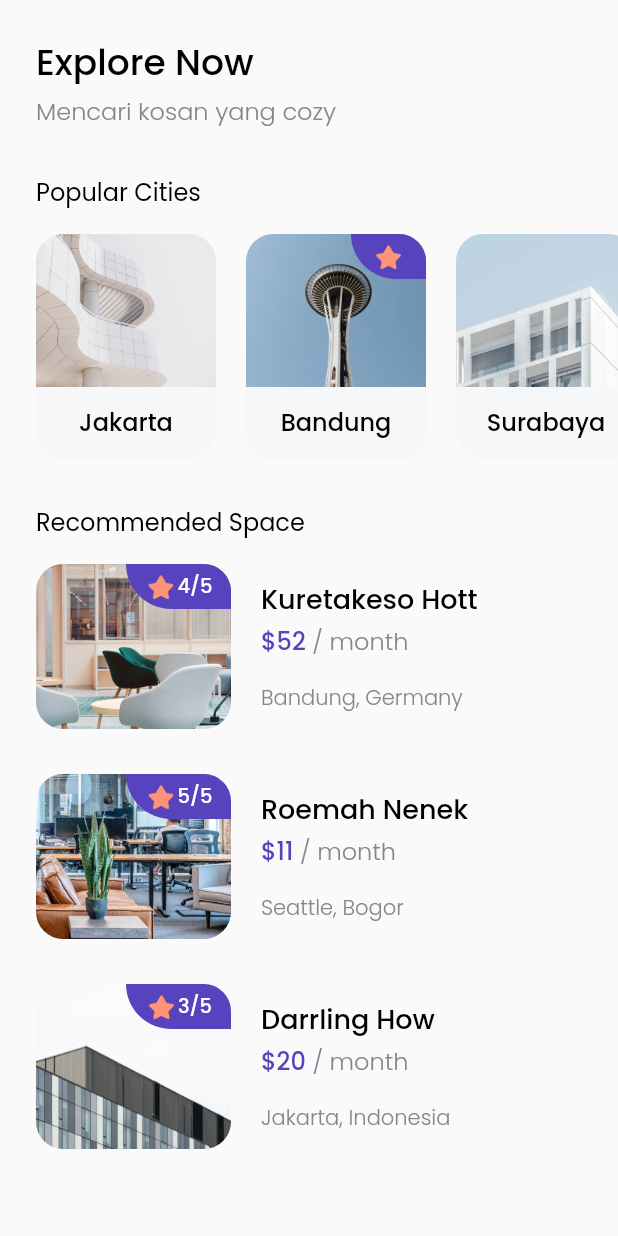
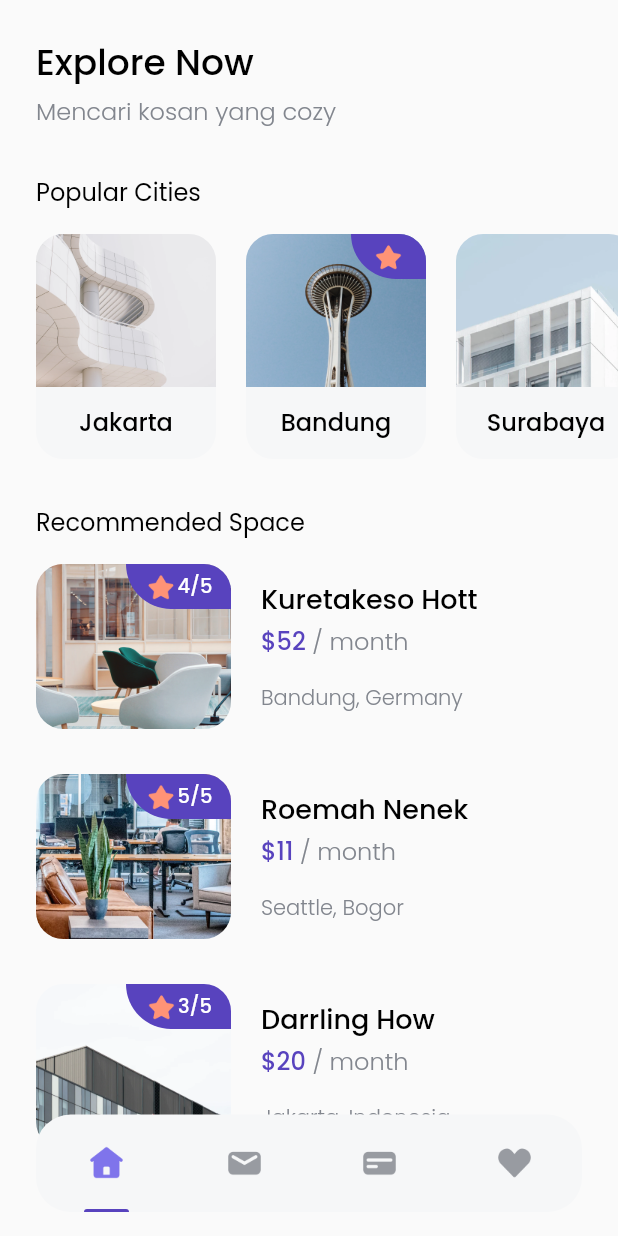
Before and after one commit to AlvinSanudharma/cozy_new, a Flutter app: the screen it shows after launch, after a tap on "Explore Now", on a phone screen of 412 x 824 dp. Run offline on Flutter 3.47's test engine with Material 2 defaults, Android fonts, the phone set to English and light mode, and no system bars; our stand-ins replace google_fonts.

Commit message:
Details Page - Image & Navigation

```diff
--- /dev/null
+++ b/lib/models/Tips.dart
@@ -0,0 +1,8 @@
+class Tips {
+  int? id;
+  String? title;
+  String? imageUrl;
+  String? updatedAt;
+
+  Tips({this.id, this.title, this.imageUrl, this.updatedAt});
+}
--- /dev/null
+++ b/lib/pages/detail_page.dart
@@ -0,0 +1,45 @@
+import 'package:flutter/material.dart';
+
+import '../theme.dart';
+
+class DetailPage extends StatelessWidget {
+  const DetailPage({Key? key}) : super(key: key);
+
+  @override
+  Widget build(BuildContext context) {
+    return Scaffold(
+      body: SafeArea(
+          child: Stack(
+        children: [
+          Image.asset(
+            'assets/thumbnail.png',
+            width: MediaQuery.of(context).size.width,
+            height: 350,
+            fit: BoxFit.cover,
+          ),
+          Padding(
+            padding: EdgeInsets.symmetric(horizontal: edge, vertical: 30),
+            child: Row(
+              mainAxisAlignment: MainAxisAlignment.spaceBetween,
+              children: [
+                InkWell(
+                  onTap: (() {
+                    Navigator.pop(context);
+                  }),
+                  child: Image.asset(
+                    'assets/btn_back.png',
+                    width: 40,
+                  ),
+                ),
+                Image.asset(
+                  'assets/btn_wishlist.png',
+                  width: 40,
+                ),
+              ],
+            ),
+          )
+        ],
+      )),
+    );
+  }
+}
--- a/lib/pages/home_page.dart
+++ b/lib/pages/home_page.dart
@@ -1,8 +1,11 @@
 import 'package:cozy_new/models/City.dart';
 import 'package:cozy_new/models/Space.dart';
+import 'package:cozy_new/models/Tips.dart';
 import 'package:cozy_new/theme.dart';
+import 'package:cozy_new/widgets/bottom_navbar_item.dart';
 import 'package:cozy_new/widgets/city_card.dart';
 import 'package:cozy_new/widgets/space_card.dart';
+import 'package:cozy_new/widgets/tips_card.dart';
 import 'package:flutter/material.dart';
 
 class HomePage extends StatelessWidget {
@@ -12,10 +15,11 @@ class HomePage extends StatelessWidget {
   Widget build(BuildContext context) {
     return Scaffold(
       body: SafeArea(
-          child: Padding(
-        padding: EdgeInsets.symmetric(vertical: edge),
           child: ListView(
         children: [
+          SizedBox(
+            height: edge,
+          ),
           // NOTE: Header
           Padding(
             padding: EdgeInsets.only(left: edge),
@@ -54,8 +58,8 @@ class HomePage extends StatelessWidget {
               scrollDirection: Axis.horizontal,
               children: [
                 SizedBox(width: 24),
-                  CityCard(City(
-                      id: 1, name: 'Jakarta', imageUrl: 'assets/city1.png')),
+                CityCard(
+                    City(id: 1, name: 'Jakarta', imageUrl: 'assets/city1.png')),
                 SizedBox(
                   width: 20,
                 ),
@@ -155,10 +159,71 @@ class HomePage extends StatelessWidget {
                 )
               ],
             ),
-            )
+          ),
+          SizedBox(height: 30),
+          // NOTE: Tips & Guidance
+          Padding(
+            padding: EdgeInsets.only(left: edge),
+            child: Text(
+              'Tips & Guidance',
+              style: regularTextStyle.copyWith(fontSize: 16),
+            ),
+          ),
+          SizedBox(height: 16),
+          Padding(
+            padding: EdgeInsets.symmetric(
+              horizontal: edge,
+            ),
+            child: Column(
+              children: [
+                TipsCard(Tips(
+                    id: 1,
+                    imageUrl: 'assets/tips1.png',
+                    title: 'City Guidelines',
+                    updatedAt: '20 Apr')),
+                SizedBox(
+                  height: 20,
+                ),
+                TipsCard(Tips(
+                    id: 2,
+                    imageUrl: 'assets/tips2.png',
+                    title: 'Jakarta Fairship',
+                    updatedAt: '11 Dec')),
               ],
             ),
+          ),
+          SizedBox(height: 50 + 30),
+        ],
       )),
+      floatingActionButton: Container(
+        height: 65,
+        width: MediaQuery.of(context).size.width,
+        margin: EdgeInsets.symmetric(horizontal: edge),
+        decoration: BoxDecoration(
+            color: Color(0xffF6F7F8), borderRadius: BorderRadius.circular(23)),
+        child: Row(
+          mainAxisAlignment: MainAxisAlignment.spaceAround,
+          children: [
+            BottomNavbarItem(
+              imageUrl: 'assets/icon_home.png',
+              isActive: true,
+            ),
+            BottomNavbarItem(
+              imageUrl: 'assets/icon_email.png',
+              isActive: false,
+            ),
+            BottomNavbarItem(
+              imageUrl: 'assets/icon_card.png',
+              isActive: false,
+            ),
+            BottomNavbarItem(
+              imageUrl: 'assets/icon_favorite.png',
+              isActive: false,
+            ),
+          ],
+        ),
+      ),
+      floatingActionButtonLocation: FloatingActionButtonLocation.centerFloat,
     );
   }
 }
--- /dev/null
+++ b/lib/widgets/bottom_navbar_item.dart
@@ -0,0 +1,33 @@
+import 'package:cozy_new/theme.dart';
+import 'package:flutter/material.dart';
+
+class BottomNavbarItem extends StatelessWidget {
+  final String? imageUrl;
+  final bool? isActive;
+
+  BottomNavbarItem({this.imageUrl, this.isActive});
+
+  @override
+  Widget build(BuildContext context) {
+    return Column(
+      children: [
+        Spacer(),
+        Image.asset(
+          imageUrl!,
+          width: 26,
+        ),
+        Spacer(),
+        isActive ?? false
+            ? Container(
+                width: 30,
+                height: 2,
+                decoration: BoxDecoration(
+                    color: purpleColor,
+                    borderRadius:
+                        BorderRadius.vertical(top: Radius.circular(1000))),
+              )
+            : Container()
+      ],
+    );
+  }
+}
--- a/lib/widgets/city_card.dart
+++ b/lib/widgets/city_card.dart
@@ -20,7 +20,7 @@ class CityCard extends StatelessWidget {
             Stack(
               children: [
                 Image.asset(
-                  city.imageUrl ?? '',
+                  city.imageUrl!,
                   width: 120,
                   height: 102,
                   fit: BoxFit.cover,
--- a/lib/widgets/space_card.dart
+++ b/lib/widgets/space_card.dart
@@ -1,15 +1,24 @@
 import 'package:cozy_new/models/Space.dart';
+import 'package:cozy_new/pages/detail_page.dart';
 import 'package:flutter/material.dart';
 import 'package:cozy_new/theme.dart';
 
 class SpaceCard extends StatelessWidget {
   final Space space;
 
-  const SpaceCard(this.space);
+  SpaceCard(this.space);
 
   @override
   Widget build(BuildContext context) {
-    return Row(
+    return InkWell(
+      onTap: (() {
+        Navigator.push(
+            context,
+            MaterialPageRoute(
+              builder: (context) => DetailPage(),
+            ));
+      }),
+      child: Row(
         children: [
           ClipRRect(
             borderRadius: BorderRadius.circular(18),
@@ -18,7 +27,7 @@ class SpaceCard extends StatelessWidget {
               height: 110,
               child: Stack(children: [
                 Image.asset(
-                space.imageUrl ?? '',
+                  space.imageUrl!,
                   width: 130,
                   height: 110,
                 ),
@@ -40,7 +49,7 @@ class SpaceCard extends StatelessWidget {
                           width: 22,
                         ),
                         Text(
-                        '${space.rating}/5',
+                          '${space.rating ?? 0}/5',
                           style: whiteTextStyle.copyWith(fontSize: 13),
                         )
                       ],
@@ -64,7 +73,7 @@ class SpaceCard extends StatelessWidget {
                 height: 2,
               ),
               Text.rich(TextSpan(
-                text: '\$${space.price}',
+                  text: '\$${space.price ?? 0}',
                   style: purpleTextStyle.copyWith(fontSize: 16),
                   children: [
                     TextSpan(
@@ -75,12 +84,13 @@ class SpaceCard extends StatelessWidget {
                 height: 16,
               ),
               Text(
-              '${space.city}, ${space.country}',
+                '${space.city ?? ''}, ${space.country ?? ''}',
                 style: greyTextStyle.copyWith(fontSize: 14),
               )
             ],
           )
         ],
+      ),
     );
   }
 }
--- /dev/null
+++ b/lib/widgets/tips_card.dart
@@ -0,0 +1,46 @@
+import 'package:cozy_new/models/Space.dart';
+import 'package:cozy_new/models/Tips.dart';
+import 'package:cozy_new/theme.dart';
+import 'package:flutter/material.dart';
+
+class TipsCard extends StatelessWidget {
+  final Tips tips;
+
+  const TipsCard(this.tips);
+
+  @override
+  Widget build(BuildContext context) {
+    return Row(
+      children: [
+        Image.asset(
+          tips.imageUrl!,
+          width: 80,
+        ),
+        SizedBox(
+          width: 16,
+        ),
+        Column(
+          crossAxisAlignment: CrossAxisAlignment.start,
+          children: [
+            Text(tips.title ?? '',
+                style: blackTextStyle.copyWith(fontSize: 18)),
+            SizedBox(
+              height: 4,
+            ),
+            Text('Updated ${tips.updatedAt ?? ''}',
+                style: greyTextStyle.copyWith(fontSize: 14)),
+          ],
+        ),
+        Spacer(),
+        IconButton(
+          onPressed: (() {}),
+          icon: Icon(
+            Icons.chevron_right,
+            size: 24,
+            color: greyColor,
+          ),
+        )
+      ],
+    );
+  }
+}
```
Lines whose indentation alone changed are shown as unchanged.
